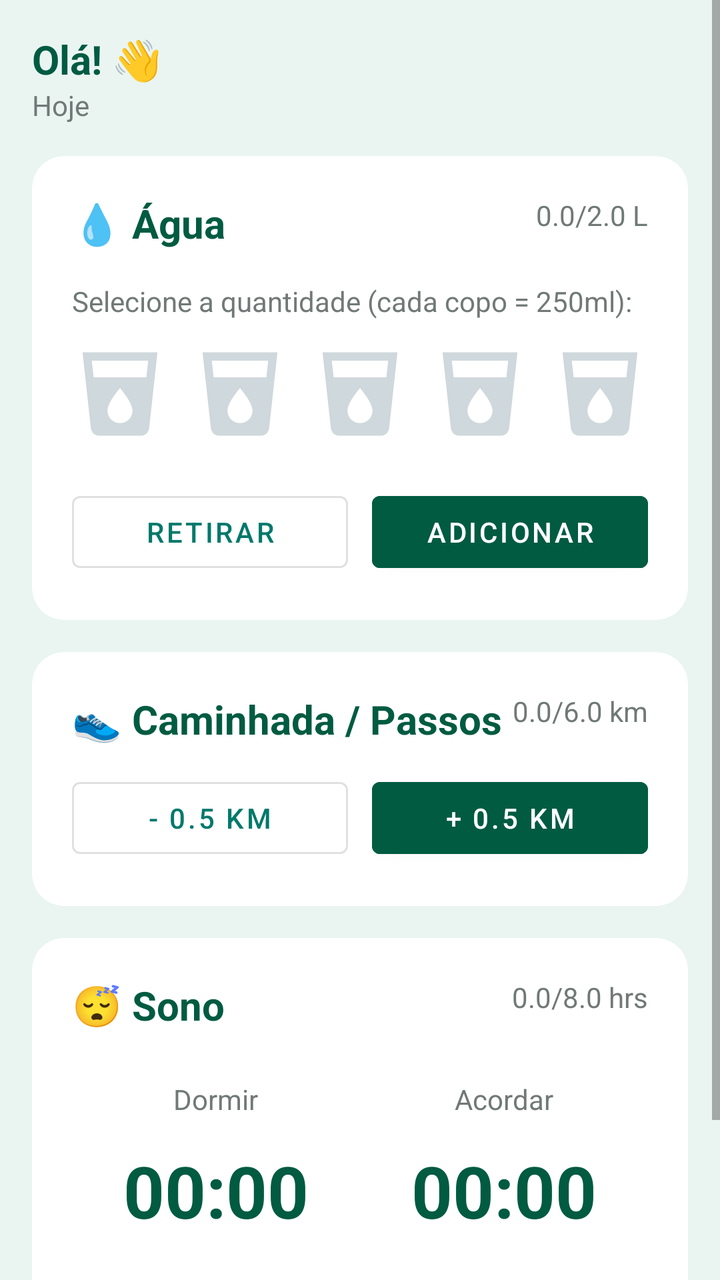
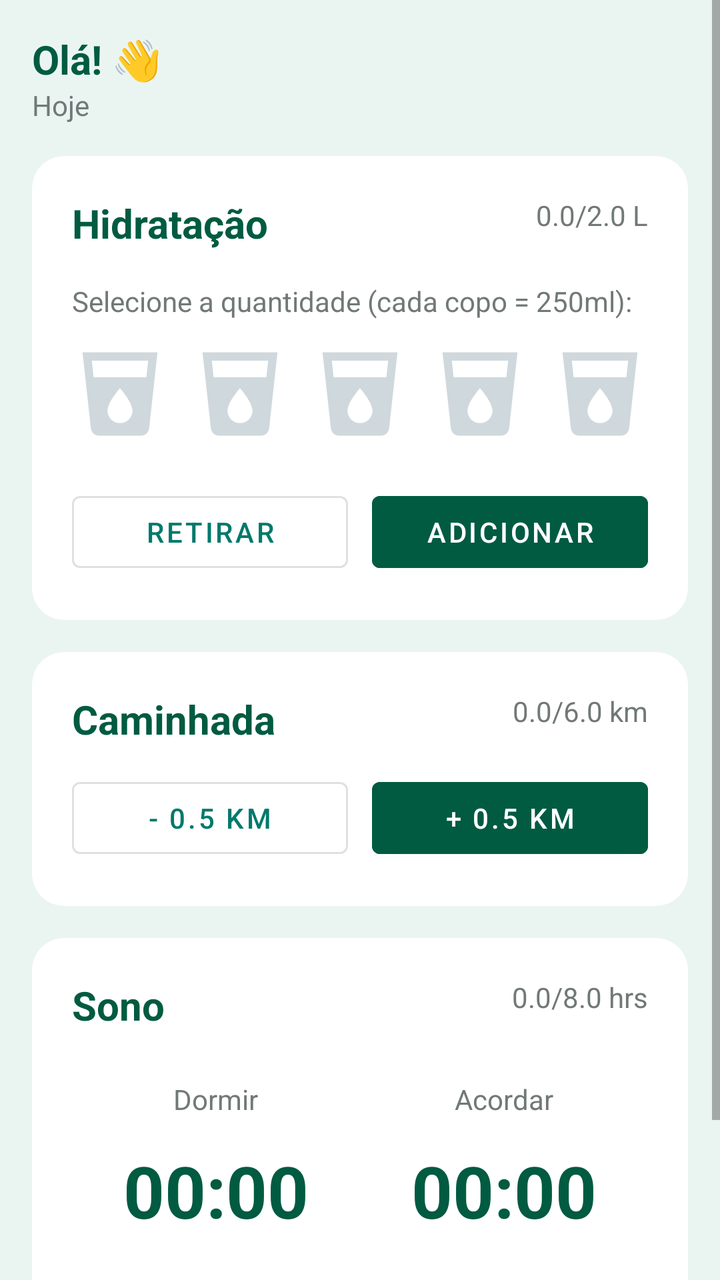

The first picture is an Android layout as it rendered before a commit; the second is the same layout after the commit. The layout source and the unified diff follow.
<!-- AndroidManifest.xml: application theme Theme.HabitsCare -->
<!-- res/layout/fragment_hoje.xml -->
<?xml version="1.0" encoding="utf-8"?>
<ScrollView xmlns:android="http://schemas.android.com/apk/res/android"
    xmlns:app="http://schemas.android.com/apk/res-auto"
    android:layout_width="match_parent"
    android:layout_height="match_parent"
    android:background="#EAF5F2">

    <LinearLayout
        android:layout_width="match_parent"
        android:layout_height="wrap_content"
        android:orientation="vertical"
        android:padding="16dp">

        <TextView
            android:id="@+id/tvSaudacao"
            android:layout_width="wrap_content"
            android:layout_height="wrap_content"
            android:text="Olá! 👋"
            android:textSize="20sp"
            android:textStyle="bold"
            android:textColor="#005B41" />

        <TextView
            android:id="@+id/tvData"
            android:layout_width="wrap_content"
            android:layout_height="wrap_content"
            android:text="Hoje"
            android:textColor="#707977"
            android:textSize="14sp" />

        
        <androidx.cardview.widget.CardView
            android:layout_width="match_parent"
            android:layout_height="wrap_content"
            android:layout_marginTop="16dp"
            app:cardCornerRadius="16dp"
            app:cardElevation="0dp"
            app:cardBackgroundColor="#FFFFFF">

            <LinearLayout
                android:layout_width="match_parent"
                android:layout_height="wrap_content"
                android:orientation="vertical"
                android:padding="20dp">

                <RelativeLayout
                    android:layout_width="match_parent"
                    android:layout_height="wrap_content">

                    <TextView
                        android:layout_width="wrap_content"
                        android:layout_height="wrap_content"
                        android:text="💧 Água"
                        android:textSize="20sp"
                        android:textStyle="bold"
                        android:textColor="#005B41" />

                    <TextView
                        android:id="@+id/tvProgressoAgua"
                        android:layout_width="wrap_content"
                        android:layout_height="wrap_content"
                        android:layout_alignParentEnd="true"
                        android:text="0.0/2.0 L"
                        android:textColor="#707977" />
                </RelativeLayout>

                
                <TextView
                    android:layout_width="wrap_content"
                    android:layout_height="wrap_content"
                    android:text="Selecione a quantidade (cada copo = 250ml):"
                    android:layout_marginTop="16dp"
                    android:textColor="#707977"
                    android:textSize="14sp" />

                <LinearLayout
                    android:layout_width="match_parent"
                    android:layout_height="wrap_content"
                    android:orientation="horizontal"
                    android:gravity="center"
                    android:layout_marginTop="12dp">

                    <CheckBox
                        android:id="@+id/cbCopo1"
                        android:layout_width="50dp"
                        android:layout_height="50dp"
                        android:button="@null"
                        android:background="@drawable/ic_copo"
                        android:backgroundTint="@color/seletor_cor_copo" />

                    <CheckBox
                        android:id="@+id/cbCopo2"
                        android:layout_width="50dp"
                        android:layout_height="50dp"
                        android:layout_marginStart="10dp"
                        android:button="@null"
                        android:background="@drawable/ic_copo"
                        android:backgroundTint="@color/seletor_cor_copo" />

                    <CheckBox
                        android:id="@+id/cbCopo3"
                        android:layout_width="50dp"
                        android:layout_height="50dp"
                        android:layout_marginStart="10dp"
                        android:button="@null"
                        android:background="@drawable/ic_copo"
                        android:backgroundTint="@color/seletor_cor_copo" />

                    <CheckBox
                        android:id="@+id/cbCopo4"
                        android:layout_width="50dp"
                        android:layout_height="50dp"
                        android:layout_marginStart="10dp"
                        android:button="@null"
                        android:background="@drawable/ic_copo"
                        android:backgroundTint="@color/seletor_cor_copo" />
                    <CheckBox
                        android:id="@+id/cbCopo5"
                        android:layout_width="50dp"
                        android:layout_height="50dp"
                        android:layout_marginStart="10dp"
                        android:button="@null"
                        android:background="@drawable/ic_copo"
                        android:backgroundTint="@color/seletor_cor_copo" />
                </LinearLayout>

                
                <LinearLayout
                    android:layout_width="match_parent"
                    android:layout_height="wrap_content"
                    android:orientation="horizontal"
                    android:layout_marginTop="20dp">

                    <Button
                        android:id="@+id/btnRemoverAgua"
                        android:layout_width="0dp"
                        android:layout_weight="1"
                        android:layout_height="wrap_content"
                        android:text="Retirar"
                        style="@style/Widget.MaterialComponents.Button.OutlinedButton" />

                    <Button
                        android:id="@+id/btnAdicionarAgua"
                        android:layout_width="0dp"
                        android:layout_weight="1"
                        android:layout_height="wrap_content"
                        android:layout_marginStart="12dp"
                        android:text="Adicionar"
                        android:backgroundTint="#005B41" />
                </LinearLayout>
            </LinearLayout>
        </androidx.cardview.widget.CardView>

        
        <androidx.cardview.widget.CardView
            android:layout_width="match_parent"
            android:layout_height="wrap_content"
            android:layout_marginTop="16dp"
            app:cardCornerRadius="16dp"
            app:cardElevation="0dp"
            app:cardBackgroundColor="#FFFFFF">

            <LinearLayout
                android:layout_width="match_parent"
                android:layout_height="wrap_content"
                android:orientation="vertical"
                android:padding="20dp">

                <RelativeLayout
                    android:layout_width="match_parent"
                    android:layout_height="wrap_content">

                    <TextView
                        android:layout_width="wrap_content"
                        android:layout_height="wrap_content"
                        android:text="👟 Caminhada / Passos"
                        android:textSize="20sp"
                        android:textStyle="bold"
                        android:textColor="#005B41" />

                    <TextView
                        android:id="@+id/tvProgressoWalk"
                        android:layout_width="wrap_content"
                        android:layout_height="wrap_content"
                        android:layout_alignParentEnd="true"
                        android:text="0.0/6.0 km"
                        android:textColor="#707977" />
                </RelativeLayout>

                <LinearLayout
                    android:layout_width="match_parent"
                    android:layout_height="wrap_content"
                    android:orientation="horizontal"
                    android:gravity="center"
                    android:layout_marginTop="12dp">

                    <Button
                        android:id="@+id/btnRemoverWalk"
                        android:layout_width="0dp"
                        android:layout_weight="1"
                        android:layout_height="wrap_content"
                        android:text="- 0.5 km"
                        style="@style/Widget.MaterialComponents.Button.OutlinedButton" />

                    <Button
                        android:id="@+id/btnAdicionarWalk"
                        android:layout_width="0dp"
                        android:layout_weight="1"
                        android:layout_height="wrap_content"
                        android:layout_marginStart="12dp"
                        android:backgroundTint="#005B41"
                        android:text="+ 0.5 km" />
                </LinearLayout>
            </LinearLayout>
        </androidx.cardview.widget.CardView>

        
        <androidx.cardview.widget.CardView
            android:layout_width="match_parent"
            android:layout_height="wrap_content"
            android:layout_marginTop="16dp"
            app:cardCornerRadius="16dp"
            app:cardElevation="0dp"
            app:cardBackgroundColor="#FFFFFF">

            <LinearLayout
                android:layout_width="match_parent"
                android:layout_height="wrap_content"
                android:orientation="vertical"
                android:padding="20dp">

                <RelativeLayout
                    android:layout_width="match_parent"
                    android:layout_height="wrap_content">

                    <TextView
                        android:layout_width="wrap_content"
                        android:layout_height="wrap_content"
                        android:text="😴 Sono"
                        android:textSize="20sp"
                        android:textStyle="bold"
                        android:textColor="#005B41" />

                    <TextView
                        android:id="@+id/tvProgressoSleep"
                        android:layout_width="wrap_content"
                        android:layout_height="wrap_content"
                        android:layout_alignParentEnd="true"
                        android:text="0.0/8.0 hrs"
                        android:textColor="#707977" />
                </RelativeLayout>

                
                <LinearLayout
                    android:layout_width="match_parent"
                    android:layout_height="wrap_content"
                    android:orientation="horizontal"
                    android:layout_marginTop="24dp"
                    android:weightSum="2">

                    
                    <LinearLayout
                        android:layout_width="0dp"
                        android:layout_weight="1"
                        android:layout_height="wrap_content"
                        android:orientation="vertical"
                        android:gravity="center">

                        <TextView
                            android:layout_width="wrap_content"
                            android:layout_height="wrap_content"
                            android:text="Dormir"
                            android:textColor="#707977"
                            android:textSize="14sp" />

                        <TextView
                            android:id="@+id/tvHoraDormir"
                            android:layout_width="wrap_content"
                            android:layout_height="wrap_content"
                            android:text="00:00"
                            android:textSize="36sp"
                            android:textStyle="bold"
                            android:textColor="#005B41"
                            android:layout_marginTop="4dp"
                            android:padding="8dp"
                            android:background="?attr/selectableItemBackground"
                            android:clickable="true"
                            android:focusable="true"/>
                    </LinearLayout>

                    
                    <LinearLayout
                        android:layout_width="0dp"
                        android:layout_weight="1"
                        android:layout_height="wrap_content"
                        android:orientation="vertical"
                        android:gravity="center">

                        <TextView
                            android:layout_width="wrap_content"
                            android:layout_height="wrap_content"
                            android:text="Acordar"
                            android:textColor="#707977"
                            android:textSize="14sp" />

                        <TextView
                            android:id="@+id/tvHoraAcordar"
                            android:layout_width="wrap_content"
                            android:layout_height="wrap_content"
                            android:text="00:00"
                            android:textSize="36sp"
                            android:textStyle="bold"
                            android:textColor="#005B41"
                            android:layout_marginTop="4dp"
                            android:padding="8dp"
                            android:background="?attr/selectableItemBackground"
                            android:clickable="true"
                            android:focusable="true"/>
                    </LinearLayout>
                </LinearLayout>

                <LinearLayout
                    android:layout_width="match_parent"
                    android:layout_height="wrap_content"
                    android:orientation="horizontal"
                    android:layout_marginTop="20dp">

                    <Button
                        android:id="@+id/btnRemoverSleep"
                        android:layout_width="0dp"
                        android:layout_weight="1"
                        android:layout_height="wrap_content"
                        android:text="Apagar"
                        style="@style/Widget.MaterialComponents.Button.OutlinedButton" />

                    
                    <Button
                        android:id="@+id/btnSalvarSono"
                        android:layout_width="0dp"
                        android:layout_weight="1"
                        android:layout_height="wrap_content"
                        android:layout_marginStart="12dp"
                        android:text="Salvar"
                        android:backgroundTint="#005B41" />
                </LinearLayout>
            </LinearLayout>
        </androidx.cardview.widget.CardView>

    </LinearLayout>
</ScrollView>
<!-- resources referenced by this layout -->
<resources>
  <!-- drawable ic_copo (drawable) -->
  <vector xmlns:android="http://schemas.android.com/apk/res/android" android:height="24dp" android:tint="#000000" android:viewportHeight="24" android:viewportWidth="24" android:width="24dp">
        
      <path android:fillColor="@android:color/white" android:pathData="M3,2l2.01,18.23C5.13,21.23 5.97,22 7,22h10c1.03,0 1.87,-0.77 1.99,-1.77L21,2L3,2zM12,19c-1.66,0 -3,-1.34 -3,-3 0,-2 3,-5.4 3,-5.4s3,3.4 3,5.4c0,1.66 -1.34,3 -3,3zM18.33,8L5.67,8l-0.44,-4h13.53l-0.43,4z"/>
      
  </vector>
  <style name="Theme.HabitsCare" parent="Theme.MaterialComponents.DayNight.NoActionBar">
          <item name="colorPrimary">@color/brand_green_primary</item>
          <item name="colorPrimaryVariant">@color/brand_green_dark</item>
          <item name="colorOnPrimary">@color/white</item>
      </style>
  <color name="brand_green_primary">#00796B</color>
  <color name="brand_green_dark">#004D40</color>
  <color name="white">#FFFFFF</color>
</resources>

<!-- the commit's change to res/layout/fragment_hoje.xml (unified diff, before → after) -->
@@ -50,7 +50,7 @@
                     <TextView
                         android:layout_width="wrap_content"
                         android:layout_height="wrap_content"
-                        android:text="💧 Água"
+                        android:text="Hidratação"
                         android:textSize="20sp"
                         android:textStyle="bold"
                         android:textColor="#005B41" />
@@ -64,7 +64,6 @@
                         android:textColor="#707977" />
                 </RelativeLayout>
 
-                
                 <TextView
                     android:layout_width="wrap_content"
                     android:layout_height="wrap_content"
@@ -124,7 +123,6 @@
                         android:backgroundTint="@color/seletor_cor_copo" />
                 </LinearLayout>
 
-                
                 <LinearLayout
                     android:layout_width="match_parent"
                     android:layout_height="wrap_content"
@@ -173,7 +171,7 @@
                     <TextView
                         android:layout_width="wrap_content"
                         android:layout_height="wrap_content"
-                        android:text="👟 Caminhada / Passos"
+                        android:text="Caminhada"
                         android:textSize="20sp"
                         android:textStyle="bold"
                         android:textColor="#005B41" />
@@ -236,7 +234,7 @@
                     <TextView
                         android:layout_width="wrap_content"
                         android:layout_height="wrap_content"
-                        android:text="😴 Sono"
+                        android:text="Sono"
                         android:textSize="20sp"
                         android:textStyle="bold"
                         android:textColor="#005B41" />
@@ -250,7 +248,6 @@
                         android:textColor="#707977" />
                 </RelativeLayout>
 
-                
                 <LinearLayout
                     android:layout_width="match_parent"
                     android:layout_height="wrap_content"
@@ -258,7 +255,6 @@
                     android:layout_marginTop="24dp"
                     android:weightSum="2">
 
-                    
                     <LinearLayout
                         android:layout_width="0dp"
                         android:layout_weight="1"
@@ -288,7 +284,6 @@
                             android:focusable="true"/>
                     </LinearLayout>
 
-                    
                     <LinearLayout
                         android:layout_width="0dp"
                         android:layout_weight="1"
@@ -333,7 +328,6 @@
                         android:text="Apagar"
                         style="@style/Widget.MaterialComponents.Button.OutlinedButton" />
 
-                    
                     <Button
                         android:id="@+id/btnSalvarSono"
                         android:layout_width="0dp"
